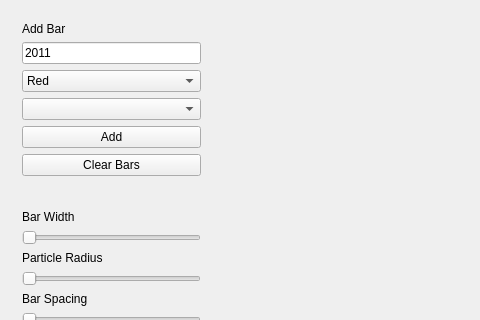
Qt form talespin/mainwindow.ui (kayson/talespin) before a commit; both pictures show x 0 to 480 and y 0 to 320 of the 1337 by 622 pixel window.
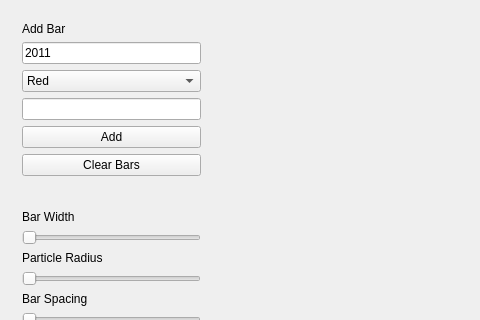
The same form after that commit. Custom widgets are drawn as their Qt base class.

Commit message: added search function

The edit to the form file:
```diff
--- a/talespin/mainwindow.ui
+++ b/talespin/mainwindow.ui
@@ -124,7 +124,7 @@
          </widget>
         </item>
         <item>
-         <widget class="QComboBox" name="comboBox_2"/>
+         <widget class="QLineEdit" name="lineEdit_2"/>
         </item>
         <item>
          <widget class="QPushButton" name="pushButton">
```
Left out of the diff: 16 changed lines with no effect on the pictures. The commit also changes 2 other files.
